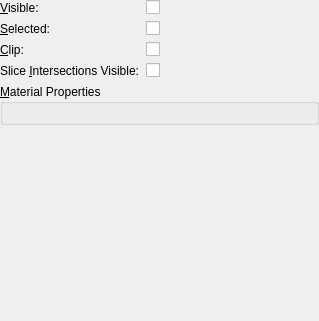
First picture: the form in Libs/MRML/Widgets/Resources/UI/qMRMLDisplayNodeWidget.ui, repository Slicer/SlicerGitSVNArchive, before the edit.
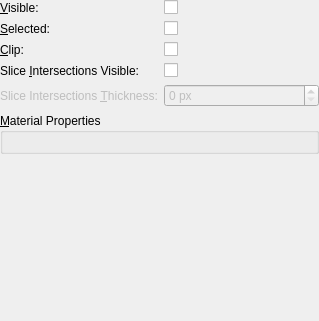
Second picture: the form after the edit. Custom widgets are drawn as their Qt base class.

Commit message:
BUG: add a way to set the slice intersection thickness
Add the SliceIntersectionThickeness property to vtkMRMLDisplayNode and test it.
Add a label and spin box to the qMRMLDisplayNodeWidget but keep it disabled for now.

Issue #2267

Diff of the .ui file:
```diff
--- a/Libs/MRML/Widgets/Resources/UI/qMRMLDisplayNodeWidget.ui
+++ b/Libs/MRML/Widgets/Resources/UI/qMRMLDisplayNodeWidget.ui
@@ -88,7 +88,39 @@
      </property>
     </widget>
    </item>
-   <item row="4" column="0" colspan="2">
+   <item row="4" column="0">
+    <widget class="QLabel" name="SliceIntersectionThicknessLabel">
+     <property name="enabled">
+       <bool>false</bool>
+     </property>
+     <property name="text">
+      <string>Slice Intersections &amp;Thickness:</string>
+     </property>
+     <property name="buddy">
+      <cstring>SliceIntersectionThicknessSpinBox</cstring>
+     </property>
+    </widget>
+   </item>
+   <item row="4" column="1">
+    <widget class="QSpinBox" name="SliceIntersectionThicknessSpinBox">
+     <property name="enabled">
+       <bool>false</bool>
+     </property>
+     <property name="minimum">
+      <number>0</number>
+     </property>
+     <property name="maximum">
+       <number>10</number>
+     </property>
+     <property name="suffix">
+      <string> px</string>
+     </property>
+     <property name="singleStep">
+       <number>1</number>
+     </property>
+    </widget>
+   </item>
+   <item row="5" column="0" colspan="2">
     <widget class="ctkCollapsibleGroupBox" name="CollapsibleGroupBox">
      <property name="title">
       <string>&amp;Material Properties</string>
```
The commit also changes 6 other files.
